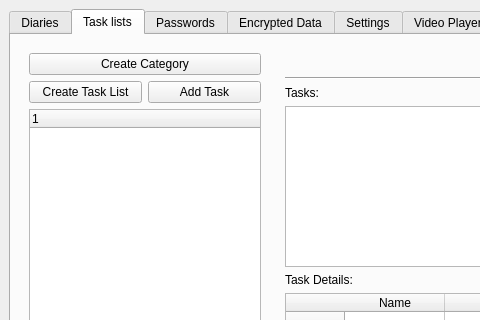
Old version of the form mainwindow.ui in the repository therealMaPMaKeR/MMDiary; both pictures show x 0 to 480 and y 0 to 320 of the 960 by 540 pixel window.
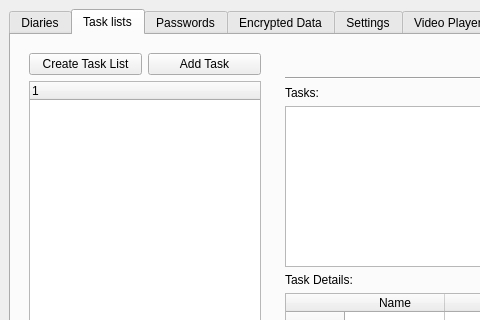
New version of the form. The open tabs and pages were chosen to show the change. Custom widgets are drawn as their Qt base class.

Commit message: improved the new treewidget tasklist sorting

```diff
--- a/mainwindow.ui
+++ b/mainwindow.ui
@@ -255,13 +255,6 @@
            </size>
           </property>
           <layout class="QVBoxLayout" name="verticalLayout_10">
-           <item>
-            <widget class="QPushButton" name="pushButton_Tasklists_NewCategory">
-             <property name="text">
-              <string>Create Category</string>
-             </property>
-            </widget>
-           </item>
            <item>
             <layout class="QHBoxLayout" name="horizontalLayout_7">
              <item>
```
Left out of the diff: 2 changed lines with no effect on the pictures. The commit also changes 3 other files.
